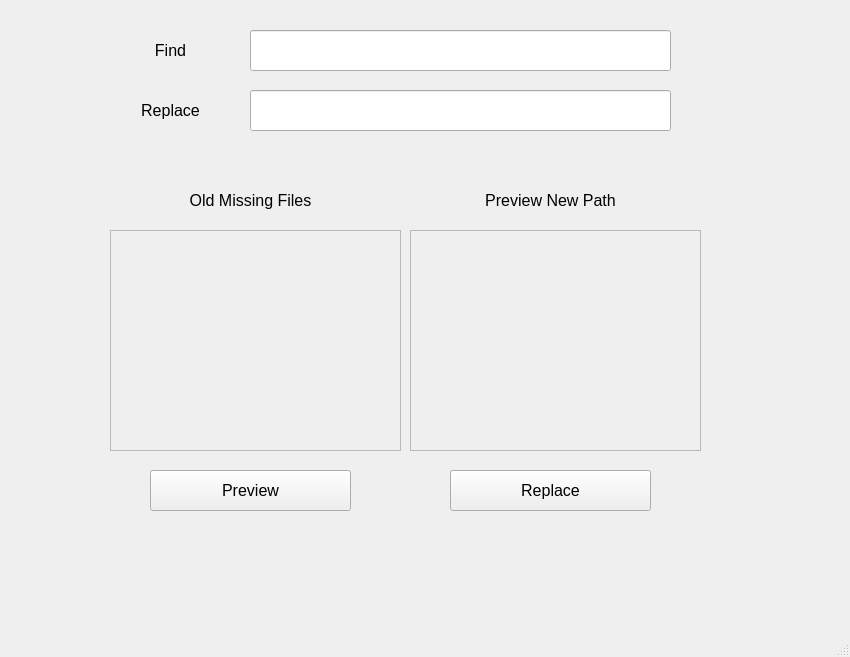
Before: the Qt Designer form ui_mainwindow.ui in lexsorokin/filePath_swap, drawn with Qt 5.
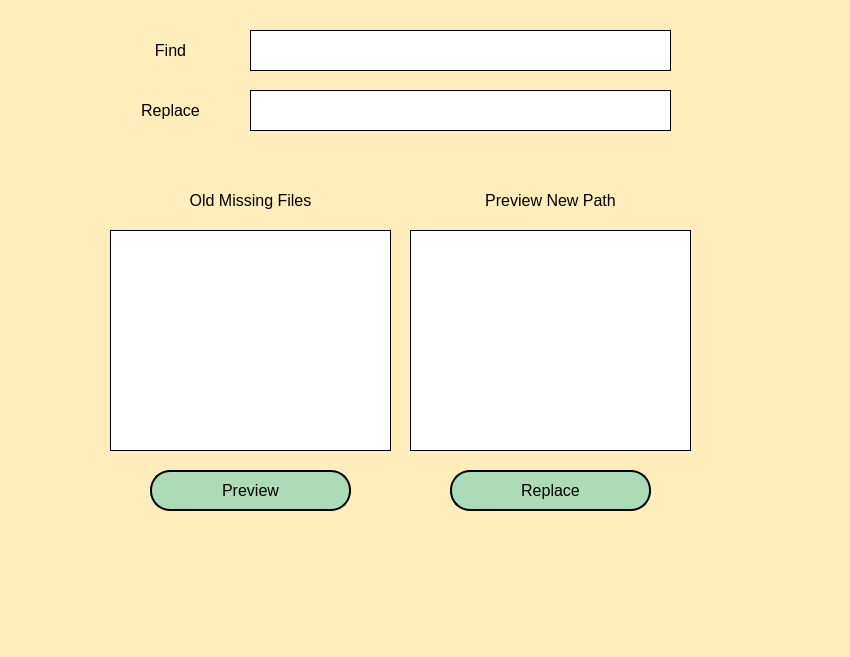
After: the same form once the commit is applied.

Commit message: Requirements.txt + обновленное окно ui_window

What changed in the file:
```diff
--- a/ui_mainwindow.ui
+++ b/ui_mainwindow.ui
@@ -18,6 +18,12 @@
   <property name="windowTitle">
    <string>file path swap</string>
   </property>
+  <property name="autoFillBackground">
+   <bool>true</bool>
+  </property>
+  <property name="styleSheet">
+   <string notr="true">background-color: rgb(255, 238, 187);</string>
+  </property>
   <widget class="QWidget" name="centralwidget">
    <widget class="QLineEdit" name="input_old_path">
     <property name="geometry">
@@ -28,6 +34,10 @@
       <height>41</height>
      </rect>
     </property>
+    <property name="styleSheet">
+     <string notr="true">background-color: rgb(255, 255, 255);
+border: 1px solid;</string>
+    </property>
    </widget>
    <widget class="QLineEdit" name="input_new_path">
     <property name="geometry">
@@ -38,6 +48,10 @@
       <height>41</height>
      </rect>
     </property>
+    <property name="styleSheet">
+     <string notr="true">background-color: rgb(255, 255, 255);    
+border: 1px solid;</string>
+    </property>
    </widget>
    <widget class="QLabel" name="find_path_lbl">
     <property name="geometry">
@@ -157,13 +171,17 @@
     <property name="geometry">
      <rect>
       <x>110</x>
-      <y>240</y>
+      <y>230</y>
       <width>281</width>
-      <height>201</height>
+      <height>221</height>
      </rect>
     </property>
     <property name="autoFillBackground">
-     <bool>true</bool>
+     <bool>false</bool>
+    </property>
+    <property name="styleSheet">
+     <string notr="true">background-color: rgb(255, 255, 255);
+border: 1px solid;</string>
     </property>
     <property name="text">
      <string/>
@@ -179,13 +197,17 @@
     <property name="geometry">
      <rect>
       <x>410</x>
-      <y>240</y>
+      <y>230</y>
       <width>281</width>
-      <height>201</height>
+      <height>221</height>
      </rect>
     </property>
     <property name="autoFillBackground">
-     <bool>true</bool>
+     <bool>false</bool>
+    </property>
+    <property name="styleSheet">
+     <string notr="true">background-color: rgb(255, 255, 255);               
+border: 1px solid;</string>
     </property>
     <property name="text">
      <string/>
@@ -215,6 +237,11 @@
       <stylestrategy>PreferDefault</stylestrategy>
      </font>
     </property>
+    <property name="styleSheet">
+     <string notr="true">background-color: rgb(171, 220, 183);
+border-radius: 20px;                  
+border: 2px solid;</string>
+    </property>
     <property name="text">
      <string>Preview</string>
     </property>
@@ -237,42 +264,15 @@
       <stylestrategy>PreferDefault</stylestrategy>
      </font>
     </property>
+    <property name="styleSheet">
+     <string notr="true">background-color: rgb(171, 220, 183);
+border-radius: 20px;                   
+border: 2px solid;</string>
+    </property>
     <property name="text">
      <string>Replace</string>
     </property>
    </widget>
-   <widget class="QFrame" name="frame">
-    <property name="geometry">
-     <rect>
-      <x>110</x>
-      <y>230</y>
-      <width>291</width>
-      <height>221</height>
-     </rect>
-    </property>
-    <property name="frameShape">
-     <enum>QFrame::StyledPanel</enum>
-    </property>
-    <property name="frameShadow">
-     <enum>QFrame::Raised</enum>
-    </property>
-   </widget>
-   <widget class="QFrame" name="frame_2">
-    <property name="geometry">
-     <rect>
-      <x>410</x>
-      <y>230</y>
-      <width>291</width>
-      <height>221</height>
-     </rect>
-    </property>
-    <property name="frameShape">
-     <enum>QFrame::StyledPanel</enum>
-    </property>
-    <property name="frameShadow">
-     <enum>QFrame::Raised</enum>
-    </property>
-   </widget>
   </widget>
   <widget class="QMenuBar" name="menubar">
    <property name="geometry">
```
Left out of the diff: 2 changed lines with no effect on the pictures. The commit also changes 3 other files.
